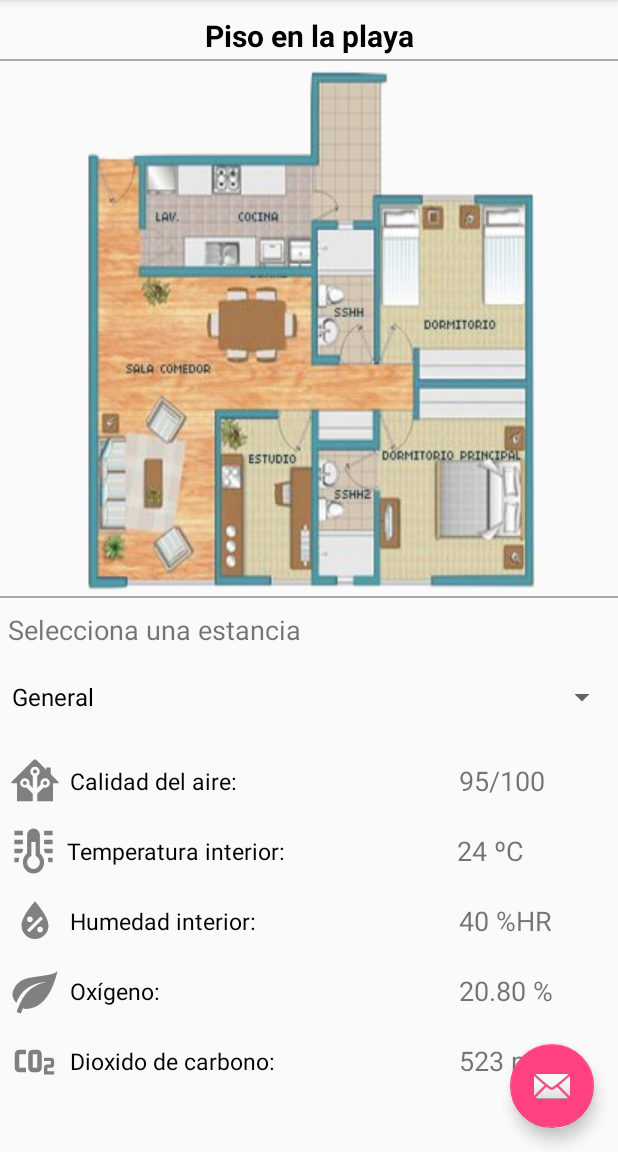
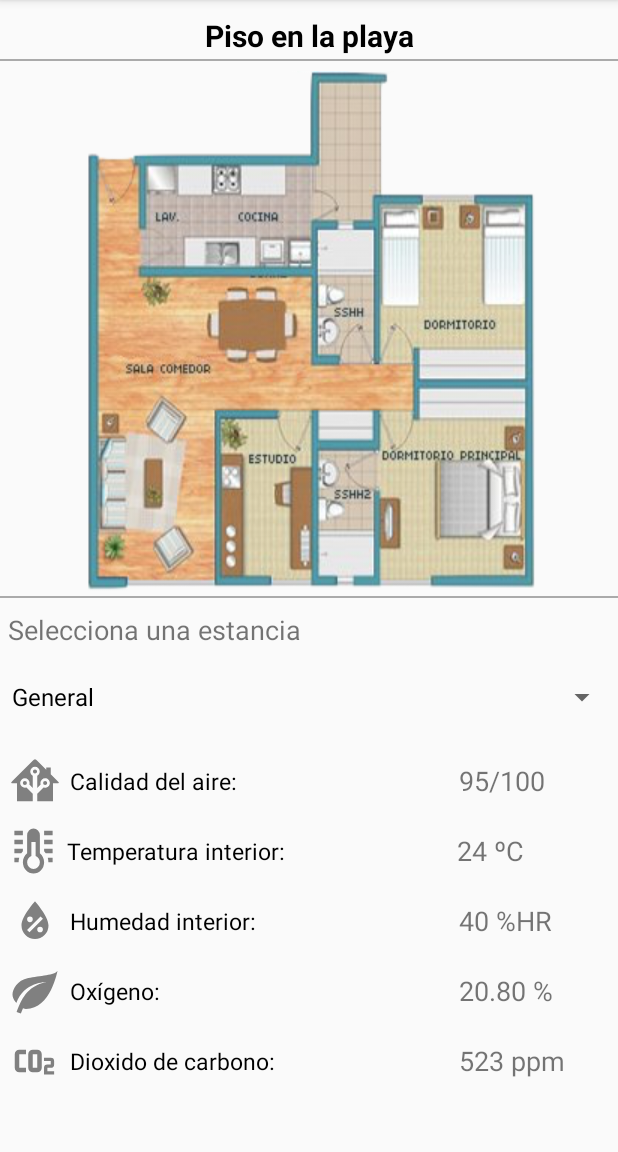
Before and after one commit to aledelme/SmartAir, an Android app: the screen it shows after launch (MainActivity), in the side drawer, after a tap on "Planos", on a phone screen of 412 x 824 dp, the part 84-1236 px from its top. Run offline under Robolectric (Android 15) with nearby library versions, the phone set to English and light mode, and no system bars.

Commit message:
Add random values for info data on planes, and remove unnecessary floating button

```diff
--- a/app/src/main/java/com/example/delme/smartair/Fragments/PlanesFragment.java
+++ b/app/src/main/java/com/example/delme/smartair/Fragments/PlanesFragment.java
@@ -13,6 +13,7 @@ import android.widget.ArrayAdapter;
 import android.widget.ImageView;
 import android.widget.LinearLayout;
 import android.widget.Spinner;
+import android.widget.TextView;
 
 import com.example.delme.smartair.R;
 
@@ -22,6 +23,7 @@ public class PlanesFragment extends Fragment implements AdapterView.OnItemSelect
     private Spinner categorieSpinner;
     private ImageView currentPlane;
     private LinearLayout data;
+    private TextView temperature, humdity, quality;
 
     @Override
     public View onCreateView(LayoutInflater inflater, ViewGroup container, Bundle s) {
@@ -32,9 +34,13 @@ public class PlanesFragment extends Fragment implements AdapterView.OnItemSelect
     public void onActivityCreated(Bundle savedInstanceState) {
         super.onActivityCreated(savedInstanceState);
 
+        data = getView().findViewById(R.id.planesFragment_data);
         categorieSpinner = getView().findViewById(R.id.planesFragment_spinnerCat);
-        data = getView().findViewById(R.id.planesFragment_data);
         currentPlane = getView().findViewById(R.id.planesFragment_planeImageView);
+        temperature = getView().findViewById(R.id.planesFragment_temp);
+        humdity = getView().findViewById(R.id.planesFragment_humidity);
+        quality = getView().findViewById(R.id.planesFragment_quality);
+
         setUpCategories();
         categorieSpinner.setOnItemSelectedListener(this);
     }
@@ -65,27 +71,51 @@ public class PlanesFragment extends Fragment implements AdapterView.OnItemSelect
             switch (parent.getItemAtPosition(pos).toString()){
                 case "General":
                     updateUI("plano");
+                    humdity.setText("40 %HR");
+                    temperature.setText("24 ºC");
+                    quality.setText("95/100");
                     break;
                 case "Salón":
                     updateUI("plano_salon");
+                    humdity.setText("60 %HR");
+                    temperature.setText("25.1 ºC");
+                    quality.setText("90/100");
                     break;
                 case "Cocina":
                     updateUI("plano_cocina");
+                    humdity.setText("40 %HR");
+                    temperature.setText("25.5 ºC");
+                    quality.setText("92/100");
                     break;
                 case "Estudio":
                     updateUI("plano_estudio");
+                    humdity.setText("40 %HR");
+                    temperature.setText("24 ºC");
+                    quality.setText("95/100");
                     break;
                 case "Dormitorio pequeño":
                     updateUI("plano_dormitorio_peq");
+                    humdity.setText("45 %HR");
+                    temperature.setText("24.8 ºC");
+                    quality.setText("95/100");
                     break;
                 case "Dormitorio grande":
                     updateUI("plano_dormitorio_gra");
+                    humdity.setText("45 %HR");
+                    temperature.setText("25 ºC");
+                    quality.setText("95/100");
                     break;
                 case "Baño pequeño":
                     updateUI("plano_aseo_peq");
+                    humdity.setText("50 %HR");
+                    temperature.setText("25 ºC");
+                    quality.setText("93/100");
                     break;
                 case "Baño grande":
                     updateUI("plano_aseo_gra");
+                    humdity.setText("60 %HR");
+                    temperature.setText("25.1 ºC");
+                    quality.setText("92/100");
                     break;
             }
         }
--- a/app/src/main/java/com/example/delme/smartair/MainActivity.java
+++ b/app/src/main/java/com/example/delme/smartair/MainActivity.java
@@ -31,15 +31,6 @@ public class MainActivity extends AppCompatActivity
         setContentView(R.layout.activity_main);
         Toolbar toolbar = (Toolbar) findViewById(R.id.toolbar);
         setSupportActionBar(toolbar);
-
-        FloatingActionButton fab = (FloatingActionButton) findViewById(R.id.fab);
-        fab.setOnClickListener(new View.OnClickListener() {
-            @Override
-            public void onClick(View view) {
-                Snackbar.make(view, "Replace with your own action", Snackbar.LENGTH_LONG)
-                        .setAction("Action", null).show();
-            }
-        });
 
         DrawerLayout drawer = (DrawerLayout) findViewById(R.id.drawer_layout);
         ActionBarDrawerToggle toggle = new ActionBarDrawerToggle(
--- a/app/src/main/res/layout/app_bar_main.xml
+++ b/app/src/main/res/layout/app_bar_main.xml
@@ -22,12 +22,4 @@
 
     <include layout="@layout/content_main" />
 
-    <android.support.design.widget.FloatingActionButton
-        android:id="@+id/fab"
-        android:layout_width="wrap_content"
-        android:layout_height="wrap_content"
-        android:layout_gravity="bottom|end"
-        android:layout_margin="@dimen/fab_margin"
-        app:srcCompat="@android:drawable/ic_dialog_email" />
-
 </android.support.design.widget.CoordinatorLayout>
--- a/app/src/main/res/layout/fragment_planes.xml
+++ b/app/src/main/res/layout/fragment_planes.xml
@@ -99,7 +99,7 @@
                         android:textColor="@android:color/black" />
 
                     <TextView
-                        android:id="@+id/air_quality"
+                        android:id="@+id/planesFragment_quality"
                         android:layout_width="match_parent"
                         android:layout_height="wrap_content"
                         android:text="95/100"
@@ -133,7 +133,7 @@
                         android:textColor="@android:color/black"/>
 
                     <TextView
-                        android:id="@+id/inside_temp"
+                        android:id="@+id/planesFragment_temp"
                         android:layout_width="match_parent"
                         android:layout_height="wrap_content"
                         android:text="24 ºC"
@@ -167,7 +167,7 @@
                         android:textColor="@android:color/black" />
 
                     <TextView
-                        android:id="@+id/inside_moisture"
+                        android:id="@+id/planesFragment_humidity"
                         android:layout_width="match_parent"
                         android:layout_height="wrap_content"
                         android:text="40 %HR"
```
